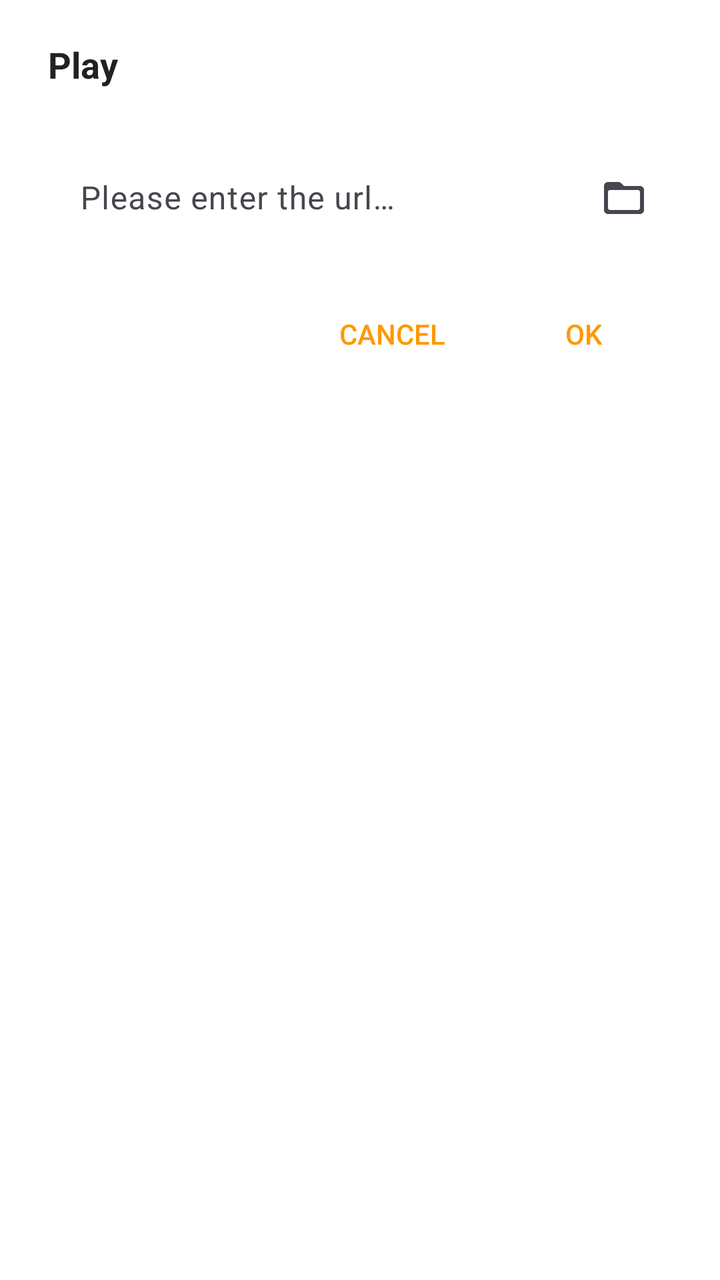
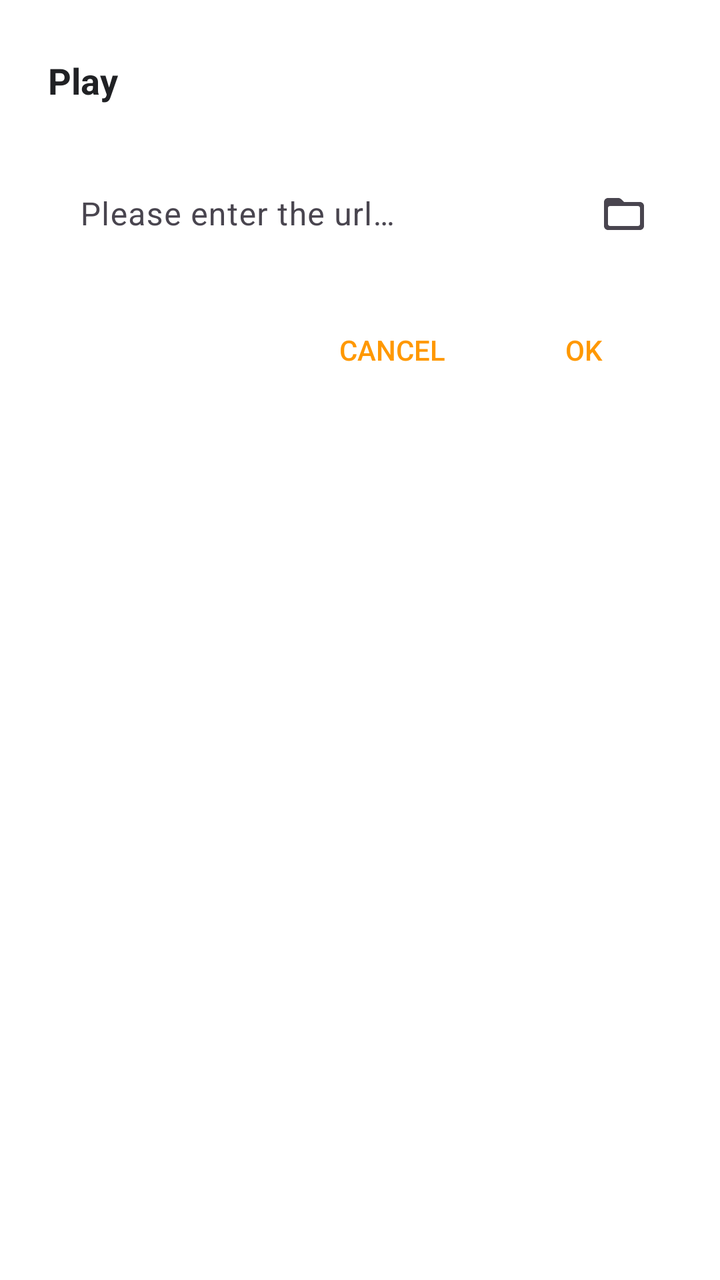

An Android layout rendered at two revisions. The XML below is the earlier revision; the diff shows what the commit changed to produce the second picture.
<!-- AndroidManifest.xml: another module's application theme Theme.App -->
<!-- res/layout/dialog_link.xml -->
<?xml version="1.0" encoding="utf-8"?>
<androidx.appcompat.widget.LinearLayoutCompat xmlns:android="http://schemas.android.com/apk/res/android"
    xmlns:app="http://schemas.android.com/apk/res-auto"
    android:layout_width="match_parent"
    android:layout_height="wrap_content"
    android:background="@drawable/xc_dialog_light"
    android:orientation="vertical"
    android:paddingStart="24dp"
    android:paddingTop="20dp"
    android:paddingEnd="24dp"
    android:paddingBottom="16dp">

    <androidx.appcompat.widget.AppCompatTextView
        android:layout_width="wrap_content"
        android:layout_height="wrap_content"
        android:layout_marginBottom="16dp"
        android:text="@string/play"
        android:textColor="#202124"
        android:textSize="18sp"
        android:textStyle="bold" />

    <com.google.android.material.textfield.TextInputLayout
        android:id="@+id/input"
        android:layout_width="match_parent"
        android:layout_height="wrap_content"
        android:hint="@string/dialog_config_url"
        app:boxBackgroundMode="none"
        app:endIconDrawable="@drawable/ic_action_choose"
        app:endIconMode="custom">

        <com.google.android.material.textfield.TextInputEditText
            android:id="@+id/text"
            android:layout_width="match_parent"
            android:layout_height="wrap_content"
            android:imeOptions="actionDone"
            android:importantForAutofill="no"
            android:inputType="textUri"
            android:singleLine="true" />

    </com.google.android.material.textfield.TextInputLayout>

    <androidx.appcompat.widget.LinearLayoutCompat
        android:layout_width="match_parent"
        android:layout_height="wrap_content"
        android:layout_marginTop="16dp"
        android:gravity="end"
        android:orientation="horizontal">

        <androidx.appcompat.widget.AppCompatButton
            android:id="@+id/negative"
            android:layout_width="wrap_content"
            android:layout_height="wrap_content"
            android:background="?attr/selectableItemBackgroundBorderless"
            android:text="@string/dialog_negative"
            android:textColor="#FF9800" />

        <androidx.appcompat.widget.AppCompatButton
            android:id="@+id/positive"
            android:layout_width="wrap_content"
            android:layout_height="wrap_content"
            android:layout_marginStart="8dp"
            android:background="?attr/selectableItemBackgroundBorderless"
            android:text="@string/dialog_positive"
            android:textColor="#FF9800" />

    </androidx.appcompat.widget.LinearLayoutCompat>
</androidx.appcompat.widget.LinearLayoutCompat>
<!-- resources referenced by this layout -->
<resources>
  <!-- drawable ic_action_choose (drawable) -->
  <vector xmlns:android="http://schemas.android.com/apk/res/android"
      android:width="24dp"
      android:height="24dp"
      android:tint="?attr/colorControlNormal"
      android:viewportWidth="24"
      android:viewportHeight="24">
      <path
          android:fillColor="@android:color/white"
          android:pathData="M20,6h-8l-1.41,-1.41C10.21,4.21 9.7,4 9.17,4L4,4c-1.1,0 -1.99,0.9 -1.99,2L2,18c0,1.1 0.9,2 2,2h16c1.1,0 2,-0.9 2,-2L22,8c0,-1.1 -0.9,-2 -2,-2zM19,18L5,18c-0.55,0 -1,-0.45 -1,-1L4,9c0,-0.55 0.45,-1 1,-1h14c0.55,0 1,0.45 1,1v8c0,0.55 -0.45,1 -1,1z" />
  </vector>
  <!-- drawable xc_dialog_light (drawable) -->
  <?xml version="1.0" encoding="utf-8"?>
  <shape xmlns:android="http://schemas.android.com/apk/res/android"
      android:shape="rectangle">
      <solid android:color="#B3FFFFFF" />
      <corners android:radius="16dp" />
      <stroke android:width="1dp" android:color="#40FFFFFF" />
  </shape>
  <string name="dialog_config_url">Please enter the url…</string>
  <string name="dialog_negative">Cancel</string>
  <string name="dialog_positive">OK</string>
  <string name="play">Play</string>
  <style name="Theme.App" parent="Theme.XingChen" />
  <style name="Theme.XingChen" parent="Theme.Material3.DayNight.NoActionBar">
          <item name="android:windowBackground">@android:color/transparent</item>
                <item name="android:colorBackground">@android:color/transparent</item>
          <item name="colorPrimary">#f0a400</item>
          <item name="colorPrimaryVariant">#c07f00</item>
          <item name="colorOnPrimary">@android:color/white</item>
      </style>
</resources>

<!-- the commit's change to res/layout/dialog_link.xml (unified diff, before → after) -->
@@ -6,9 +6,9 @@
     android:background="@drawable/xc_dialog_light"
     android:orientation="vertical"
     android:paddingStart="24dp"
-    android:paddingTop="20dp"
+    android:paddingTop="28dp"
     android:paddingEnd="24dp"
-    android:paddingBottom="16dp">
+    android:paddingBottom="24dp">
 
     <androidx.appcompat.widget.AppCompatTextView
         android:layout_width="wrap_content"
